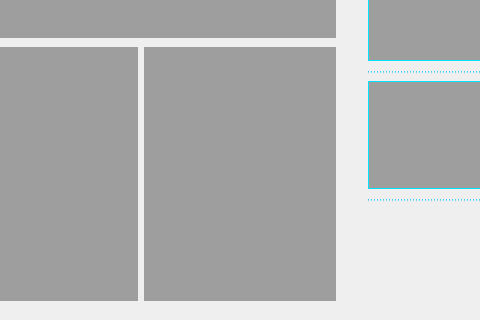
Qt form ReviewBoxClient/mainwindow.ui (17719543022/ReviewBoxClient) before a commit; both pictures show x 154 to 634 and y 280 to 600 of the 800 by 600 pixel window.
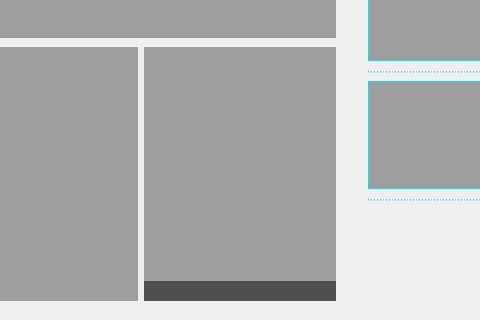
The same form after that commit. Icons and pictures are not drawn. Custom widgets are drawn as their Qt base class.

What changed in the file:
```diff
--- a/ReviewBoxClient/mainwindow.ui
+++ b/ReviewBoxClient/mainwindow.ui
@@ -961,6 +961,60 @@
       <string/>
      </property>
     </widget>
+    <widget class="QWidget" name="rfidWidget" native="true">
+     <property name="geometry">
+      <rect>
+       <x>290</x>
+       <y>506</y>
+       <width>192</width>
+       <height>20</height>
+      </rect>
+     </property>
+     <property name="styleSheet">
+      <string notr="true">image: 0;
+border: 0;
+background: 0;
+background-color:rgba(0,0,0,128)</string>
+     </property>
+     <widget class="QLabel" name="rfidLabel_1">
+      <property name="geometry">
+       <rect>
+        <x>4</x>
+        <y>0</y>
+        <width>80</width>
+        <height>20</height>
+       </rect>
+      </property>
+      <property name="styleSheet">
+       <string notr="true">image: 0;
+border: 0;
+background: 0;
+color: rgb(255,255,255);</string>
+      </property>
+      <property name="text">
+       <string/>
+      </property>
+     </widget>
+     <widget class="QLabel" name="rfidLabel_2">
+      <property name="geometry">
+       <rect>
+        <x>100</x>
+        <y>0</y>
+        <width>80</width>
+        <height>20</height>
+       </rect>
+      </property>
+      <property name="styleSheet">
+       <string notr="true">image: 0;
+border: 0;
+background: 0;
+color: rgb(255,255,255);</string>
+      </property>
+      <property name="text">
+       <string/>
+      </property>
+     </widget>
+    </widget>
    </widget>
    <widget class="QLabel" name="stateNet">
     <property name="geometry">
```
